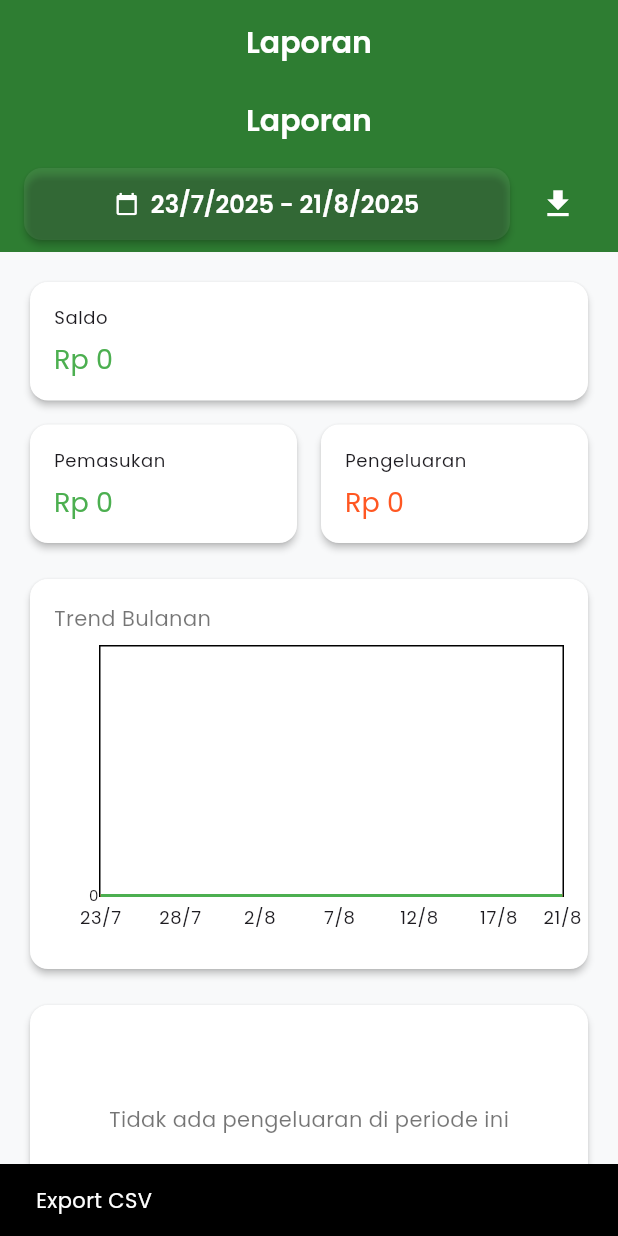
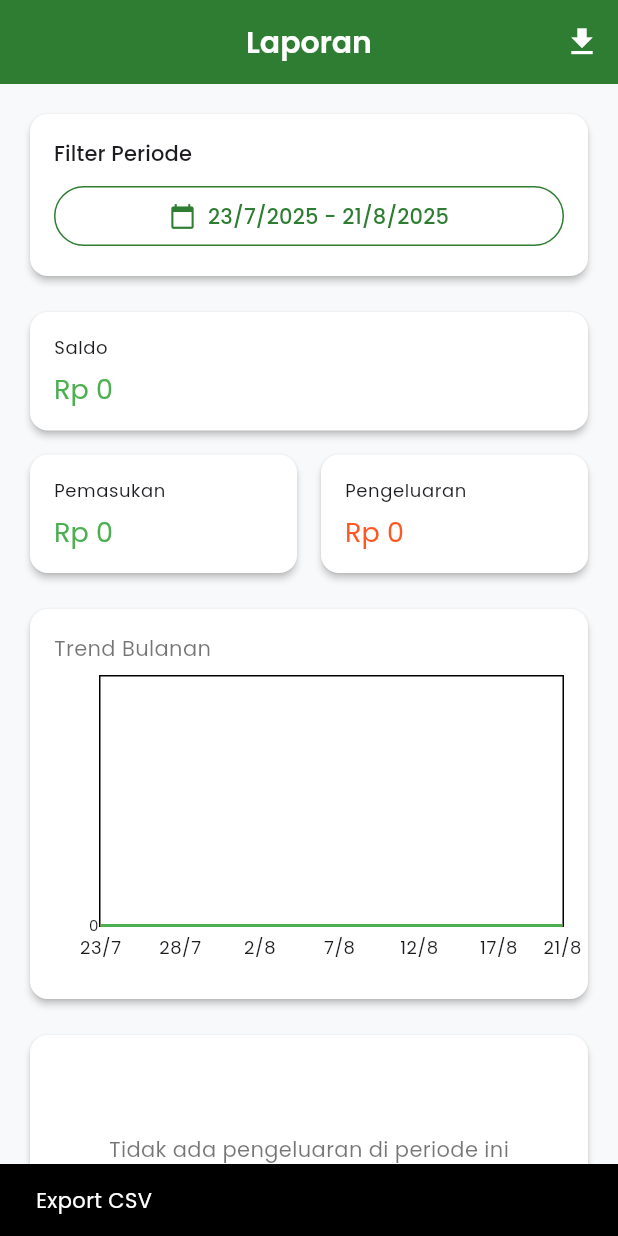
Before and after one commit to EnvRfli/expense_tracker_app, a Flutter app: the DashboardReportsTab screen opened directly, after a tap on the "download" icon, on a phone screen of 412 x 824 dp. Run offline on Flutter 3.47's test engine with Material 3 defaults, Android fonts, the phone set to English and light mode, and no system bars; drawn by our look-alikes of fl_chart; our stand-ins replace device_info_plus, flutter_local_notifications, google_fonts, google_sign_in, hive, hive_flutter and 3 more; missing offline and left inert: googleapis; accounts and stored records are empty; statements that could not run were skipped.

Commit message:
feat: Update ReportsScreen layout with new AppBar and refresh functionality

```diff
--- a/lib/screens/dashboard_screen.dart
+++ b/lib/screens/dashboard_screen.dart
@@ -251,7 +251,6 @@ class DashboardReportsTab extends StatelessWidget {
   @override
   Widget build(BuildContext context) {
     return Scaffold(
-      appBar: const CustomAppBar(title: 'Laporan'),
       body: const ReportsScreen(),
     );
   }
--- a/lib/screens/reports_screen.dart
+++ b/lib/screens/reports_screen.dart
@@ -24,7 +24,7 @@ class _TimeSeriesPoint {
 class _TimeseriesChart extends StatelessWidget {
   final List<_TimeSeriesPoint> data;
 
-  const _TimeseriesChart({required this.data, super.key});
+  const _TimeseriesChart({required this.data, Key? key}) : super(key: key);
 
   @override
   Widget build(BuildContext context) {
@@ -162,49 +162,35 @@ class _ReportsScreenState extends State<ReportsScreen> {
 
   @override
   Widget build(BuildContext context) {
-    return SafeArea(
-      child: RefreshIndicator(
+    return Scaffold(
+      appBar: AppBar(
+        title: const Text('Laporan'),
+        automaticallyImplyLeading: false,
+        foregroundColor: Colors.white,
+        elevation: 2,
+        actions: [
+          IconButton(
+            onPressed: () async {
+              ScaffoldMessenger.of(context)
+                  .showSnackBar(const SnackBar(content: Text('Export CSV')));
+            },
+            icon: const Icon(Icons.download),
+            tooltip: 'Export CSV',
+          ),
+        ],
+      ),
+      body: RefreshIndicator(
         onRefresh: () async {
           await context.read<ExpenseProvider>().loadExpenses();
           await context.read<IncomeProvider>().loadIncomes();
         },
-        child: CustomScrollView(
-          slivers: [
-            SliverAppBar(
-              pinned: true,
-              title: const Text('Laporan'),
-              automaticallyImplyLeading: false,
-              backgroundColor: AppTheme.primaryColor,
-              foregroundColor: Colors.white,
-              expandedHeight: 0,
-              bottom: PreferredSize(
-                preferredSize: const Size.fromHeight(56),
-                child: Padding(
-                  padding: const EdgeInsets.symmetric(
-                      horizontal: AppSizes.paddingMedium,
-                      vertical: AppSizes.paddingSmall),
-                  child: Row(
+        child: SingleChildScrollView(
+          padding: const EdgeInsets.all(AppSizes.paddingMedium),
+          child: Column(
             children: [
-                      Expanded(child: _buildRangeButton(context)),
-                      const SizedBox(width: AppSizes.paddingSmall),
-                      IconButton(
-                        onPressed: () async {
-                          // simple export placeholder
-                          ScaffoldMessenger.of(context).showSnackBar(
-                              const SnackBar(content: Text('Export CSV')));
-                        },
-                        icon: const Icon(Icons.download),
-                        color: Colors.white,
-                      )
-                    ],
-                  ),
-                ),
-              ),
-            ),
-            SliverPadding(
-              padding: const EdgeInsets.all(AppSizes.paddingMedium),
-              sliver: SliverList(
-                delegate: SliverChildListDelegate([
+              // Filter Range Section
+              _buildFilterSection(),
+              const SizedBox(height: AppSizes.paddingMedium),
               _buildSummaryCards(),
               const SizedBox(height: AppSizes.paddingMedium),
               _buildTimeSeriesPlaceholder(),
@@ -232,9 +218,26 @@ class _ReportsScreenState extends State<ReportsScreen> {
                 );
               }),
               const SizedBox(height: AppSizes.paddingLarge),
-                ]),
+            ],
           ),
         ),
+      ),
+    );
+  }
+
+  Widget _buildFilterSection() {
+    return Card(
+      child: Padding(
+        padding: const EdgeInsets.all(AppSizes.paddingMedium),
+        child: Column(
+          crossAxisAlignment: CrossAxisAlignment.start,
+          children: [
+            Text(
+              'Filter Periode',
+              style: Theme.of(context).textTheme.titleSmall,
+            ),
+            const SizedBox(height: AppSizes.paddingSmall),
+            _buildRangeButton(context),
           ],
         ),
       ),
@@ -244,10 +247,15 @@ class _ReportsScreenState extends State<ReportsScreen> {
   Widget _buildRangeButton(BuildContext context) {
     final label =
         '${_range.start.day}/${_range.start.month}/${_range.start.year} - ${_range.end.day}/${_range.end.month}/${_range.end.year}';
-    return ElevatedButton(
-      style: ElevatedButton.styleFrom(
-        backgroundColor: Colors.white.withOpacity(0.08),
-        foregroundColor: Colors.white,
+    return SizedBox(
+      width: double.infinity,
+      child: OutlinedButton.icon(
+        style: OutlinedButton.styleFrom(
+          padding: const EdgeInsets.symmetric(
+            horizontal: AppSizes.paddingMedium,
+            vertical: AppSizes.paddingSmall,
+          ),
+          side: BorderSide(color: AppTheme.primaryColor),
         ),
         onPressed: () async {
           final picked = await showDateRangePicker(
@@ -260,13 +268,13 @@ class _ReportsScreenState extends State<ReportsScreen> {
             setState(() => _range = picked);
           }
         },
-      child: Row(
-        mainAxisAlignment: MainAxisAlignment.center,
-        children: [
-          const Icon(Icons.calendar_today, size: 16),
-          const SizedBox(width: 8),
-          Flexible(child: Text(label, overflow: TextOverflow.ellipsis)),
-        ],
+        icon:
+            Icon(Icons.calendar_today, size: 18, color: AppTheme.primaryColor),
+        label: Text(
+          label,
+          style: TextStyle(color: AppTheme.primaryColor),
+          overflow: TextOverflow.ellipsis,
+        ),
       ),
     );
   }
```
Lines whose indentation alone changed are shown as unchanged.
